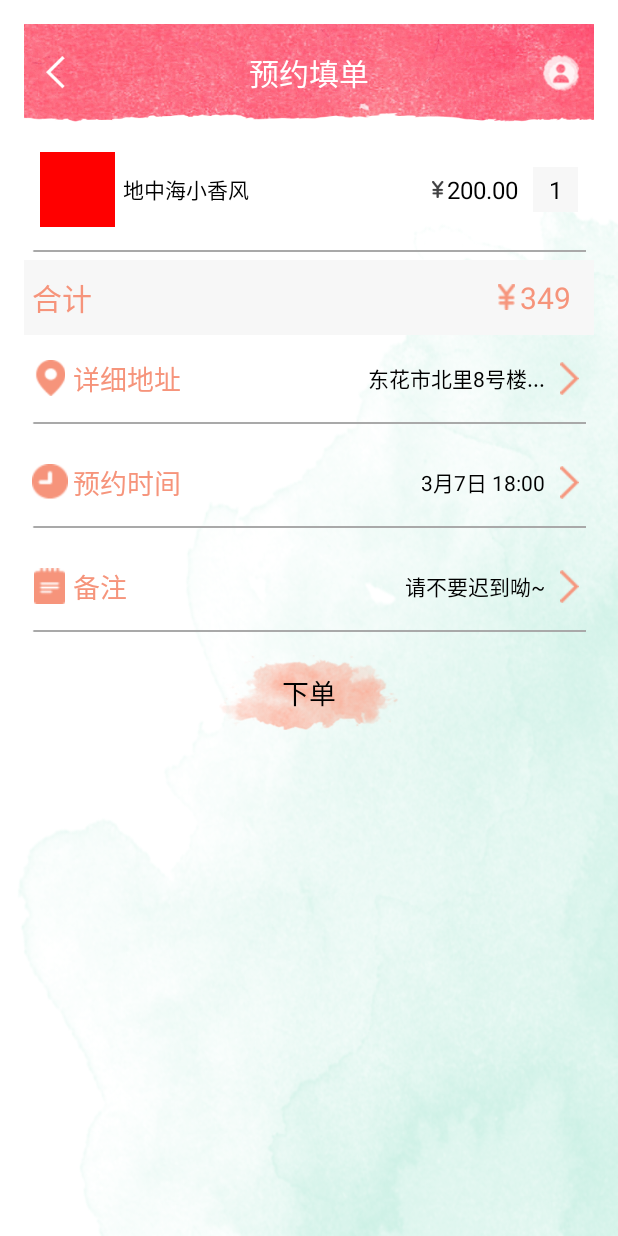
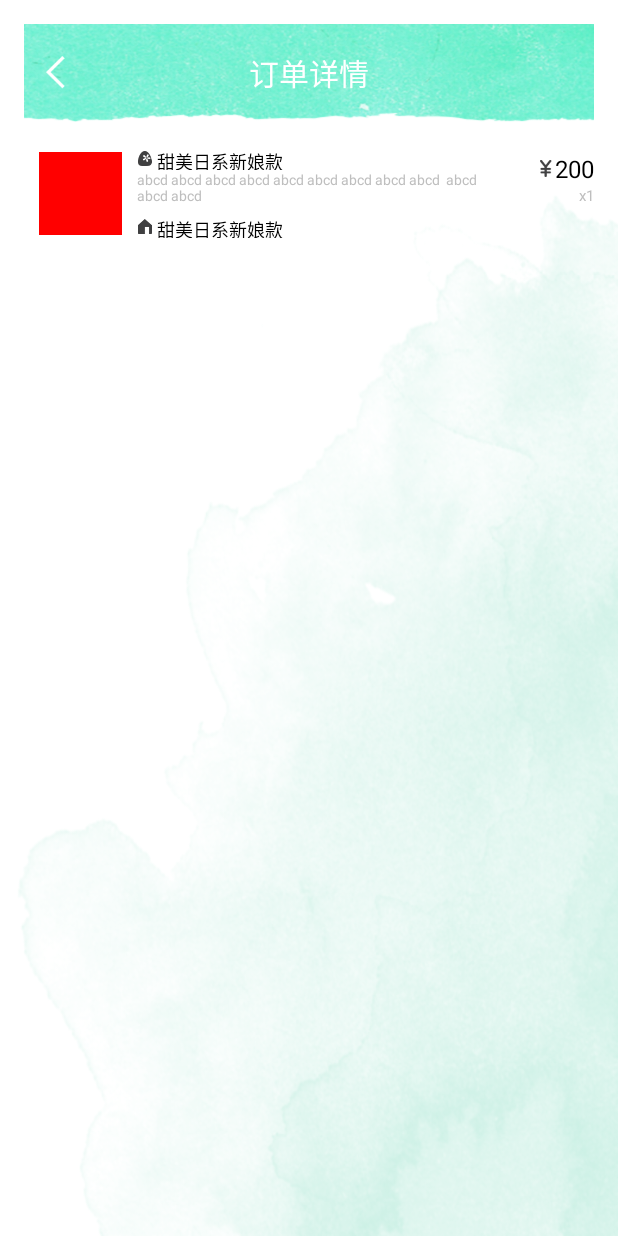
Before and after one commit to chao-zhou/NailD2D, an Android app: the screen it shows after launch (PendingOrderList before the commit, OrderDetails after it), on a phone screen of 412 x 824 dp. Run offline under Robolectric (Android 15) with nearby library versions, the phone set to English and light mode, and no system bars.

Commit message:
订单详情页面 添加自定义属性

```diff
--- a/app/src/main/AndroidManifest.xml
+++ b/app/src/main/AndroidManifest.xml
@@ -12,7 +12,6 @@
         <activity
             android:name=".MainActivity"
             android:label="@string/app_name" >
-
         </activity>
         <activity
             android:name=".HomeActivity"
@@ -25,6 +24,10 @@
         <activity
             android:name=".PendingOrderList"
             android:label="@string/title_activity_pending_order_list" >
+        </activity>
+        <activity
+            android:name=".OrderDetails"
+            android:label="@string/title_activity_order_details" >
             <intent-filter>
                 <action android:name="android.intent.action.MAIN" />
 
--- /dev/null
+++ b/app/src/main/java/com/naild2d/android/OrderDetails.java
@@ -0,0 +1,39 @@
+package com.naild2d.android;
+
+import android.app.Activity;
+import android.os.Bundle;
+import android.view.Menu;
+import android.view.MenuItem;
+
+
+public class OrderDetails extends Activity {
+
+    @Override
+    protected void onCreate(Bundle savedInstanceState) {
+        super.onCreate(savedInstanceState);
+        setContentView(R.layout.activity_order_details);
+    }
+
+
+    @Override
+    public boolean onCreateOptionsMenu(Menu menu) {
+        // Inflate the menu; this adds items to the action bar if it is present.
+        getMenuInflater().inflate(R.menu.menu_order_details, menu);
+        return true;
+    }
+
+    @Override
+    public boolean onOptionsItemSelected(MenuItem item) {
+        // Handle action bar item clicks here. The action bar will
+        // automatically handle clicks on the Home/Up button, so long
+        // as you specify a parent activity in AndroidManifest.xml.
+        int id = item.getItemId();
+
+        //noinspection SimplifiableIfStatement
+        if (id == R.id.action_settings) {
+            return true;
+        }
+
+        return super.onOptionsItemSelected(item);
+    }
+}
--- a/app/src/main/java/com/naild2d/android/component/PriceTextView.java
+++ b/app/src/main/java/com/naild2d/android/component/PriceTextView.java
@@ -4,6 +4,7 @@ import android.content.Context;
 import android.content.res.TypedArray;
 import android.util.AttributeSet;
 import android.view.LayoutInflater;
+import android.widget.ImageView;
 import android.widget.LinearLayout;
 import android.widget.TextView;
 
@@ -15,6 +16,7 @@ import com.naild2d.android.R;
 public class PriceTextView extends LinearLayout {
     private TextView priceTextView;
     private String priceText = "0.00";
+    private ImageView imageView;
 
     public PriceTextView(Context context) {
         super(context);
@@ -26,6 +28,7 @@ public class PriceTextView extends LinearLayout {
         LayoutInflater inflater = (LayoutInflater)context.getSystemService(Context.LAYOUT_INFLATER_SERVICE);
         inflater.inflate(R.layout.component_price_textview,this);
         priceTextView = (TextView)findViewById(R.id.component_price_textview_price);
+        imageView = (ImageView)findViewById(R.id.component_price_textView_yuan);
         init(attrs);
     }
 
@@ -37,6 +40,11 @@ public class PriceTextView extends LinearLayout {
         final TypedArray a = getContext().obtainStyledAttributes(attrs, R.styleable.PriceTextView);
         priceText = a.getString( R.styleable.PriceTextView_price);
         priceTextView.setText(priceText);
+
+        final TypedArray b = getContext().obtainStyledAttributes(attrs, R.styleable.ImageTextView);
+        float size = b.getInteger(R.styleable.ImageTextView_textSize,16);
+        priceTextView.setTextSize(size);
+
         a.recycle();
     }
 
--- /dev/null
+++ b/app/src/main/res/layout/activity_order_details.xml
@@ -0,0 +1,144 @@
+<LinearLayout xmlns:android="http://schemas.android.com/apk/res/android"
+    xmlns:tools="http://schemas.android.com/tools" android:layout_width="match_parent"
+    xmlns:app="http://schemas.android.com/apk/res-auto"
+    android:layout_height="match_parent"
+    android:paddingLeft="@dimen/activity_horizontal_margin"
+    android:paddingRight="@dimen/activity_horizontal_margin"
+    android:paddingTop="@dimen/activity_vertical_margin"
+    android:paddingBottom="@dimen/activity_vertical_margin"
+    android:orientation="vertical"
+    android:background="@drawable/bg_01"
+    tools:context="com.naild2d.android.OrderDetails"
+    >
+
+    <RelativeLayout
+        android:id="@+id/home_head_bar"
+        android:layout_width="fill_parent"
+        android:layout_height="65dp"
+        android:orientation="horizontal"
+        android:layout_marginBottom="10dp"
+        android:paddingTop="5dp"
+        android:background="@drawable/banner_top_green">
+
+        <ImageButton
+            android:layout_width="22dp"
+            android:layout_height="22dp"
+            android:layout_marginLeft="10dp"
+            android:layout_centerInParent="true"
+            android:layout_alignParentLeft="true"
+            android:src="@drawable/pkgls_back"
+            android:scaleType="centerInside"
+            android:background="@android:color/transparent" />
+
+        <TextView
+            android:layout_width="wrap_content"
+            android:layout_height="wrap_content"
+            android:layout_centerInParent="true"
+            android:text="订单详情"
+            android:textColor="#FFFFFF"
+            android:textSize="20sp"
+            android:background="@android:color/transparent" />
+    </RelativeLayout>
+    <RelativeLayout xmlns:android="http://schemas.android.com/apk/res/android"
+        android:orientation="vertical"
+        android:layout_width="wrap_content"
+        android:layout_height="wrap_content"
+        android:background="@android:color/transparent">
+
+        <ImageView
+            android:id="@+id/item_thumbnail"
+            android:layout_margin="10dp"
+            android:layout_width="55dp"
+            android:layout_height="55dp"
+            android:layout_alignParentLeft="true"
+            android:layout_centerVertical="true"
+            android:src="#FF0000"/>
+
+        <TableLayout
+            android:id="@+id/item_info"
+            android:layout_width="wrap_content"
+            android:layout_height="60dp"
+            android:layout_toLeftOf="@+id/item_price"
+            android:layout_toRightOf="@+id/item_thumbnail"
+            android:layout_toEndOf="@+id/item_thumbnail"
+            android:layout_centerVertical="true">
+            <TableRow android:layout_weight="1" android:gravity="center_vertical">
+                <LinearLayout
+                    android:orientation="horizontal"
+                    android:gravity="center_vertical">
+                    <ImageView
+                        android:layout_height="10dp"
+                        android:layout_width="10dp"
+                        android:scaleType="centerInside"
+                        android:src="@drawable/pkgls_icon_name_pressed"/>
+                    <TextView
+                        android:id="@+id/pkg_item_name"
+                        android:layout_height="wrap_content"
+                        android:layout_width="wrap_content"
+                        android:layout_marginLeft="3dp"
+                        android:textSize="12sp"
+                        android:textColor="#000000"
+                        android:text="甜美日系新娘款"/>
+                </LinearLayout>
+            </TableRow>
+            <TableRow android:layout_weight="1" android:gravity="center_vertical">
+                <TextView
+                    android:layout_height="wrap_content"
+                    android:layout_width="wrap_content"
+                    android:textSize="9sp"
+                    android:maxLines="3"
+                    android:lines="3"
+                    android:ellipsize="end"
+                    android:singleLine="false"
+                    android:text="abcd abcd abcd abcd abcd abcd abcd abcd abcd  abcd abcd abcd"/>
+            </TableRow>
+            <TableRow android:layout_weight="1" android:gravity="center_vertical">
+                <LinearLayout android:orientation="horizontal"  android:gravity="center_vertical">
+                    <ImageView
+                        android:layout_height="10dp"
+                        android:layout_width="10dp"
+                        android:scaleType="centerInside"
+                        android:src="@drawable/pkgls_icon_addr_pressed"/>
+                    <TextView
+                        android:layout_height="wrap_content"
+                        android:layout_width="wrap_content"
+                        android:layout_marginLeft="3dp"
+                        android:textSize="12sp"
+                        android:textColor="#000000"
+                        android:text="甜美日系新娘款"/>
+                </LinearLayout>
+            </TableRow>
+        </TableLayout>
+
+        <RelativeLayout
+            android:id="@+id/item_price"
+            android:layout_width="70dp"
+            android:layout_height="wrap_content"
+            android:layout_alignParentTop="true"
+            android:layout_alignParentRight="true">
+            <com.naild2d.android.component.PriceTextView
+                android:id="@+id/item_order_details_price"
+                android:layout_width="wrap_content"
+                android:layout_height="wrap_content"
+                app:price="200"
+                app:textSize="16"
+                android:layout_alignParentTop="true"
+                android:layout_marginTop="10dp"
+                android:layout_alignParentRight="true"/>
+
+            <TextView
+                android:layout_width="wrap_content"
+                android:layout_height="wrap_content"
+                android:text="x1"
+                android:textSize="10sp"
+                android:layout_below="@id/item_order_details_price"
+                android:layout_alignRight="@id/item_order_details_price"
+                android:layout_alignEnd="@id/item_order_details_price" />
+
+        </RelativeLayout>
+
+
+
+
+    </RelativeLayout>
+</LinearLayout>
--- a/app/src/main/res/layout/activity_pending_order_list.xml
+++ b/app/src/main/res/layout/activity_pending_order_list.xml
@@ -18,7 +18,7 @@
         android:orientation="horizontal"
         android:layout_marginBottom="10dp"
         android:paddingTop="5dp"
-        android:background="@drawable/pkgls_top_bar">
+        android:background="@drawable/banner_top_green">
 
         <ImageButton
             android:layout_width="22dp"
@@ -98,6 +98,7 @@
                 android:layout_width="wrap_content"
                 android:layout_height="wrap_content"
                 app:price="200.00"
+                app:textSize="16"
                 android:layout_centerInParent="true"
                 android:layout_toLeftOf="@+id/editText"
                 android:layout_toStartOf="@+id/editText"
--- a/app/src/main/res/layout/component_price_textview.xml
+++ b/app/src/main/res/layout/component_price_textview.xml
@@ -5,6 +5,7 @@
     android:layout_height="match_parent"
     android:background="@android:color/transparent">
     <ImageView
+        android:id="@+id/component_price_textView_yuan"
         android:layout_width="8dp"
         android:layout_height="11dp"
         android:scaleType="centerInside"
--- /dev/null
+++ b/app/src/main/res/menu/menu_order_details.xml
@@ -0,0 +1,6 @@
+<menu xmlns:android="http://schemas.android.com/apk/res/android"
+    xmlns:app="http://schemas.android.com/apk/res-auto"
+    xmlns:tools="http://schemas.android.com/tools" tools:context="com.naild2d.android.OrderDetails">
+    <item android:id="@+id/action_settings" android:title="@string/action_settings"
+        android:orderInCategory="100" app:showAsAction="never" />
+</menu>
--- a/app/src/main/res/values/attrs_price_text_view.xml
+++ b/app/src/main/res/values/attrs_price_text_view.xml
@@ -1,5 +1,6 @@
 <resources>
     <declare-styleable name="PriceTextView">
         <attr name="price" format="string" />
+        <attr name="yuan_size" format="integer"/>
     </declare-styleable>
 </resources>
--- a/app/src/main/res/values/strings.xml
+++ b/app/src/main/res/values/strings.xml
@@ -8,5 +8,6 @@
     <string name="title_activity_packagelist">PackagelistActivity</string>
     <string name="title_activity_package_detail">PackageDetailActivity</string>
     <string name="title_activity_pending_order_list">PendingOrderList</string>
+    <string name="title_activity_order_details">OrderDetails</string>
 
 </resources>
```
Also changed, not shown: app/src/main/res/drawable-mdpi/banner_top_green.png (added).
